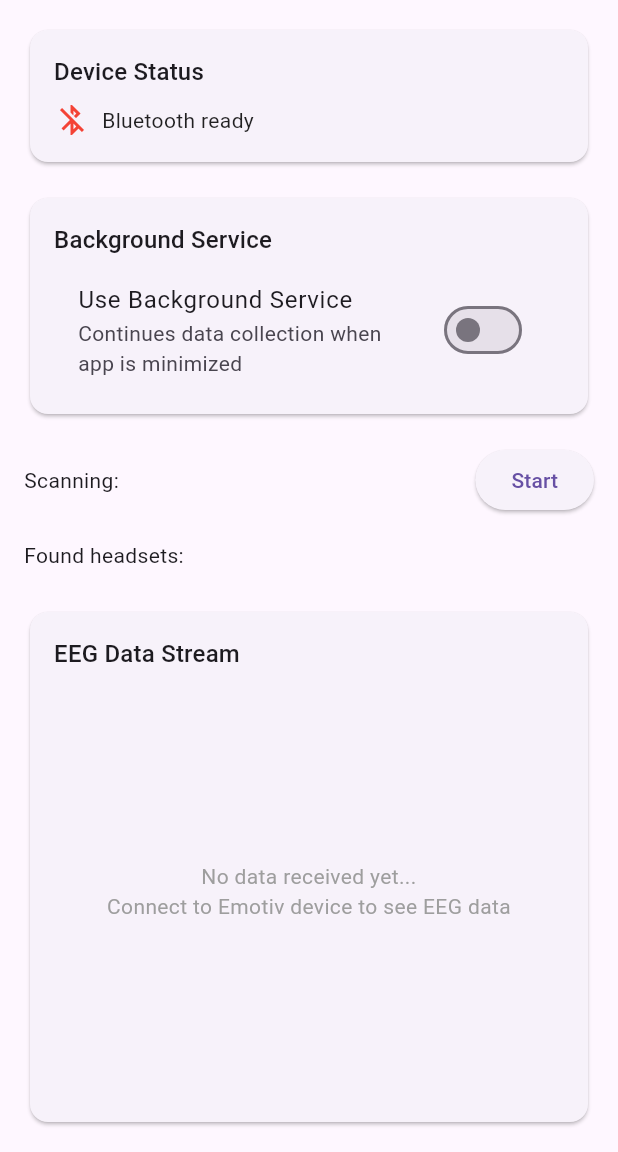
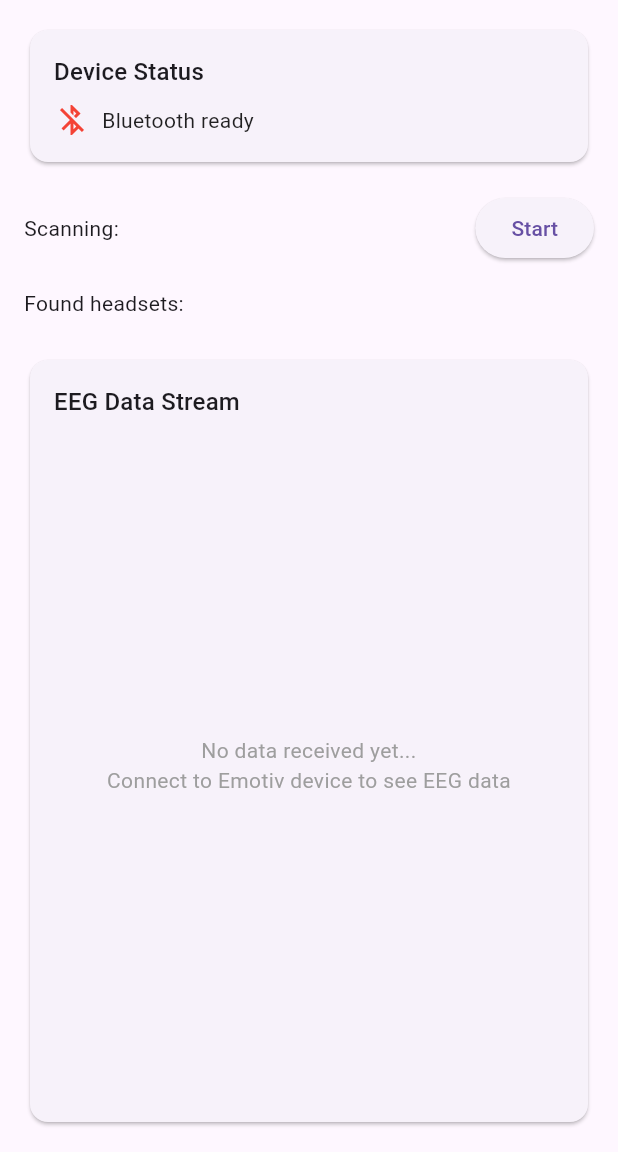
Before and after one commit to CommanderPho/flutter_application_final_emotiv_logger, a Flutter app: the screen it shows after launch, on a phone screen of 412 x 824 dp, the part 84-1236 px from its top. Run offline on Flutter 3.47's test engine with Material 3 defaults, Android fonts, the phone set to English and light mode, and no system bars; our stand-ins replace device_info_plus, file_picker, flutter_blue_plus, permission_handler; missing offline and left inert: encrypt, liblsl.

Commit message:
removed background functionality as it did not work

```diff
--- a/lib/background_service.dart
+++ /dev/null
@@ -1,119 +0,0 @@
-import 'package:flutter/services.dart';
-import 'package:permission_handler/permission_handler.dart';
-import 'package:flutter_background_service/flutter_background_service.dart';
-import 'package:flutter_background_service_android/flutter_background_service_android.dart';
-import 'emotiv_ble_manager.dart';
-
-// For Android only
-class BackgroundService {
-  static EmotivBLEManager? _bleManager;
-  static ServiceInstance? _serviceInstance;
-
-  static Future<void> initializeService() async {
-    final service = FlutterBackgroundService();
-
-    await service.configure(
-      androidConfiguration: AndroidConfiguration(
-        onStart: onStart,
-        autoStart: false,
-        isForegroundMode: true,
-        notificationChannelId: 'eeg_data_channel',
-        initialNotificationTitle: 'EEG Data Collection',
-        initialNotificationContent: 'Collecting EEG data...',
-        foregroundServiceNotificationId: 888,
-      ),
-      iosConfiguration: IosConfiguration(
-        autoStart: false,
-        onForeground: onStart,
-      ),
-    );
-  }
-
-  static void onStart(ServiceInstance service) async {
-    print("Background service started");
-    _serviceInstance = service;
-
-    if (service is AndroidServiceInstance) {
-      service.setAsForegroundService();
-    }
-
-    // Initialize your BLE manager in the background service
-    _bleManager = EmotivBLEManager();
-
-    // Listen for commands from main app
-    service.on('startScanning').listen((event) async {
-      await _bleManager?.startScanning();
-    });
-
-    service.on('connectToDevice').listen((event) async {
-      final deviceName = event?['deviceName'] as String?;
-      if (deviceName != null) {
-        await _bleManager?.connectToDeviceByName(deviceName);
-      }
-    });
-
-    service.on('setCustomDirectory').listen((event) async {
-      final directoryPath = event?['directoryPath'] as String?;
-      _bleManager?.setCustomSaveDirectory(directoryPath);
-    });
-
-    service.on('disconnect').listen((event) async {
-      await _bleManager?.disconnect();
-    });
-
-    service.on('stopService').listen((event) async {
-      await _bleManager?.disconnect();
-      _bleManager?.dispose();
-      _bleManager = null;
-      service.stopSelf();
-    });
-
-    // Update notification with status
-    _bleManager?.statusStream.listen((status) {
-      if (service is AndroidServiceInstance) {
-        service.setForegroundNotificationInfo(
-          title: "EEG Data Collection",
-          content: status,
-        );
-      }
-    });
-  }
-
-  static Future<void> startBackgroundCollection() async {
-    final service = FlutterBackgroundService();
-    await service.startService();
-  }
-
-  static Future<void> stopBackgroundCollection() async {
-    final service = FlutterBackgroundService();
-    service.invoke("stopService");
-  }
-
-  // Methods to communicate with background service
-  static Future<void> startScanning() async {
-    final service = FlutterBackgroundService();
-    service.invoke("startScanning");
-  }
-
-  static Future<void> connectToDevice(String deviceName) async {
-    final service = FlutterBackgroundService();
-    service.invoke("connectToDevice", {"deviceName": deviceName});
-  }
-
-  static Future<void> setCustomDirectory(String? directoryPath) async {
-    final service = FlutterBackgroundService();
-    service.invoke("setCustomDirectory", {"directoryPath": directoryPath});
-  }
-
-  static Future<void> disconnect() async {
-    final service = FlutterBackgroundService();
-    service.invoke("disconnect");
-  }
-}
-
-class BatteryOptimization {
-  static Future<void> requestBatteryOptimizationExemption() async {
-    // Request to ignore battery optimizations
-    await Permission.ignoreBatteryOptimizations.request();
-  }
-}
--- a/lib/main.dart
+++ b/lib/main.dart
@@ -1,6 +1,5 @@
 import 'dart:async';
 import 'package:flutter/material.dart';
-import 'package:flutter_emotiv_logger/background_service.dart';
 import 'package:flutter_emotiv_logger/directory_helper.dart';
 import 'package:permission_handler/permission_handler.dart';
 import 'package:flutter_blue_plus/flutter_blue_plus.dart';
@@ -9,14 +8,6 @@ import 'file_storage.dart';
 
 void main() async {
   WidgetsFlutterBinding.ensureInitialized();
-
-  try {
-    // Initialize the background service
-    await BackgroundService.initializeService();
-  } catch (e) {
-    print('Background service initialization failed: $e');
-    // Continue without background service if it fails
-  }
 
   runApp(const EmotivBLEApp());
 }
@@ -63,16 +54,11 @@ class _EmotivHomePageState extends State<EmotivHomePage> {
   List<String> _foundDevices = [];
   String _connectedDeviceName = '';
 
-  // Add background service state
-  bool _isBackgroundServiceRunning = false;
-  bool _useBackgroundService = false;
-
   @override
   void initState() {
 	super.initState();
 	_initializeBluetooth();
 	_setupStreamListeners();
-	_requestBatteryOptimization();
   }
 
   void _setupStreamListeners() {
@@ -148,40 +134,16 @@ class _EmotivHomePageState extends State<EmotivHomePage> {
 	}
   }
 
-  // Add this method to request battery optimization exemption
-  Future<void> _requestBatteryOptimization() async {
-	try {
-	  await BatteryOptimization.requestBatteryOptimizationExemption();
-	} catch (e) {
-	  print('Battery optimization request failed: $e');
-	}
-  }
-
   Future<void> _startScanning() async {
-	if (_useBackgroundService && _isBackgroundServiceRunning) {
-	  // Use background service
-	  await BackgroundService.startScanning();
-	} else {
-	  // Use foreground service
-	  await _bleManager.startScanning();
-	}
+	await _bleManager.startScanning();
   }
 
   Future<void> _stopScanning() async {
-	if (_useBackgroundService && _isBackgroundServiceRunning) {
-	  // Background service handles this differently
-	  // You might want to add a stopScanning method to BackgroundService
-	} else {
-	  await _bleManager.stopScanning();
-	}
+	await _bleManager.stopScanning();
   }
 
   Future<void> _disconnect() async {
-	if (_useBackgroundService && _isBackgroundServiceRunning) {
-	  await BackgroundService.disconnect();
-	} else {
-	  await _bleManager.disconnect();
-	}
+	await _bleManager.disconnect();
   }
 
 Future<void> _toggleScanning() async {
@@ -195,11 +157,7 @@ Future<void> _toggleScanning() async {
 // Add this method to your _EmotivHomePageState class
 Future<void> _connectToDeviceByName(String deviceName) async {
   try {
-	if (_useBackgroundService && _isBackgroundServiceRunning) {
-	  await BackgroundService.connectToDevice(deviceName);
-	} else {
-	  await _bleManager.connectToDeviceByName(deviceName);
-	}
+	await _bleManager.connectToDeviceByName(deviceName);
 
 	// Update connected device name on successful connection
 	setState(() {
@@ -214,53 +172,6 @@ Future<void> _connectToDeviceByName(String deviceName) async {
 	);
   }
 }
-
-  // Add background service control methods
-  Future<void> _startBackgroundService() async {
-	try {
-	  await BackgroundService.startBackgroundCollection();
-	  setState(() {
-		_isBackgroundServiceRunning = true;
-	  });
-
-	  ScaffoldMessenger.of(context).showSnackBar(
-		const SnackBar(
-		  content: Text('Background service started'),
-		  backgroundColor: Colors.green,
-		),
-	  );
-	} catch (e) {
-	  ScaffoldMessenger.of(context).showSnackBar(
-		SnackBar(
-		  content: Text('Failed to start background service: $e'),
-		  backgroundColor: Colors.red,
-		),
-	  );
-	}
-  }
-
-  Future<void> _stopBackgroundService() async {
-	try {
-	  await BackgroundService.stopBackgroundCollection();
-	  setState(() {
-		_isBackgroundServiceRunning = false;
-	  });
-
-	  ScaffoldMessenger.of(context).showSnackBar(
-		const SnackBar(
-		  content: Text('Background service stopped'),
-		  backgroundColor: Colors.orange,
-		),
-	  );
-	} catch (e) {
-	  ScaffoldMessenger.of(context).showSnackBar(
-		SnackBar(
-		  content: Text('Failed to stop background service: $e'),
-		  backgroundColor: Colors.red,
-		),
-	  );
-	}
-  }
 
   @override
   void dispose() {
@@ -352,21 +263,6 @@ Future<void> _connectToDeviceByName(String deviceName) async {
 				  ],
 				),
 			  ),
-			),
-
-			const SizedBox(height: 16),
-
-			// Add Background Service Controls
-			BackgroundServiceControlWidget(
-			  isBackgroundServiceRunning: _isBackgroundServiceRunning,
-			  useBackgroundService: _useBackgroundService,
-			  onToggleBackgroundService: (value) {
-				setState(() {
-				  _useBackgroundService = value;
-				});
-			  },
-			  onStartBackgroundService: _startBackgroundService,
-			  onStopBackgroundService: _stopBackgroundService,
 			),
 
 			const SizedBox(height: 16),
@@ -467,105 +363,6 @@ Future<void> _connectToDeviceByName(String deviceName) async {
 	  ),
 	);
   }
-}
-
-// Add this new widget for background service controls
-class BackgroundServiceControlWidget extends StatelessWidget {
-	final bool isBackgroundServiceRunning;
-	final bool useBackgroundService;
-	final Function(bool) onToggleBackgroundService;
-	final VoidCallback onStartBackgroundService;
-	final VoidCallback onStopBackgroundService;
-
-	const BackgroundServiceControlWidget({
-		super.key,
-		required this.isBackgroundServiceRunning,
-		required this.useBackgroundService,
-		required this.onToggleBackgroundService,
-		required this.onStartBackgroundService,
-		required this.onStopBackgroundService,
-	});
-
-	@override
-	Widget build(BuildContext context) {
-		return Card(
-			child: Padding(
-				padding: const EdgeInsets.all(16.0),
-				child: Column(
-					crossAxisAlignment: CrossAxisAlignment.start,
-					children: [
-						Text(
-							'Background Service',
-							style: Theme.of(context).textTheme.titleMedium,
-						),
-						const SizedBox(height: 8),
-
-						// Toggle for using background service
-						SwitchListTile(
-							title: const Text('Use Background Service'),
-							subtitle: const Text('Continues data collection when app is minimized'),
-							value: useBackgroundService,
-							onChanged: onToggleBackgroundService,
-						),
-
-						if (useBackgroundService) ...[
-							const SizedBox(height: 8),
-							Row(
-								children: [
-									Expanded(
-										child: ElevatedButton.icon(
-											onPressed: isBackgroundServiceRunning ? null : onStartBackgroundService,
-											icon: const Icon(Icons.play_arrow),
-											label: const Text('Start Background'),
-											style: ElevatedButton.styleFrom(
-												backgroundColor: Colors.green,
-												foregroundColor: Colors.white,
-											),
-										),
-									),
-									const SizedBox(width: 8),
-									Expanded(
-										child: ElevatedButton.icon(
-											onPressed: !isBackgroundServiceRunning ? null : onStopBackgroundService,
-											icon: const Icon(Icons.stop),
-											label: const Text('Stop Background'),
-											style: ElevatedButton.styleFrom(
-												backgroundColor: Colors.red,
-												foregroundColor: Colors.white,
-											),
-										),
-									),
-								],
-							),
-
-							const SizedBox(height: 8),
-
-							// Status indicator
-							Row(
-								children: [
-									Icon(
-										isBackgroundServiceRunning ? Icons.circle : Icons.circle_outlined,
-										color: isBackgroundServiceRunning ? Colors.green : Colors.grey,
-										size: 16,
-									),
-									const SizedBox(width: 8),
-									Text(
-										isBackgroundServiceRunning
-											? 'Background service is running'
-											: 'Background service is stopped',
-										style: TextStyle(
-											color: isBackgroundServiceRunning ? Colors.green : Colors.grey,
-											fontSize: 12,
-										),
-									),
-								],
-							),
-						],
-					],
-				),
-			),
-		);
-	}
 }
 
 ///////////////////////////////////////////////////////////////////////////
--- a/pubspec.yaml
+++ b/pubspec.yaml
@@ -38,8 +38,7 @@ dependencies:
   path_provider: ^2.1.5
   file_picker: ^10.2.0
   device_info_plus: ^11.5.0
-  flutter_background_service: ^5.0.5
-  flutter_background_service_android: ^6.2.4
+
   # liblsl: ^0.5.1
 
 
```
Also changed, not shown: lib/emotiv_ble_manager.dart (indentation only), pubspec.lock, 1 other file.
